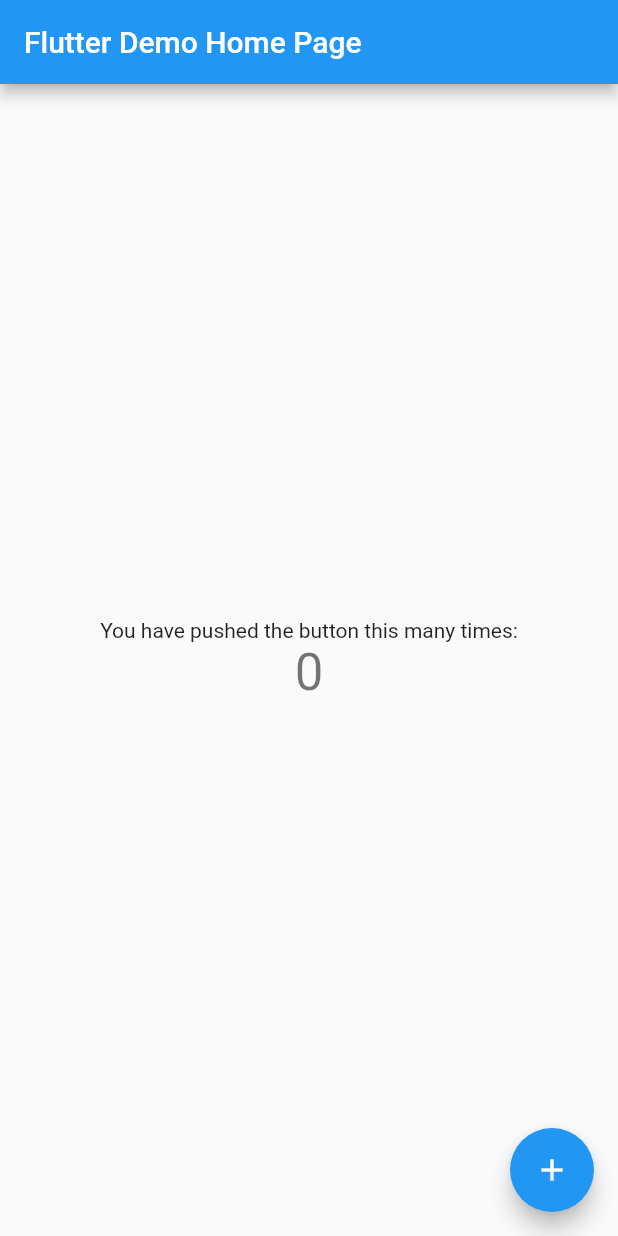
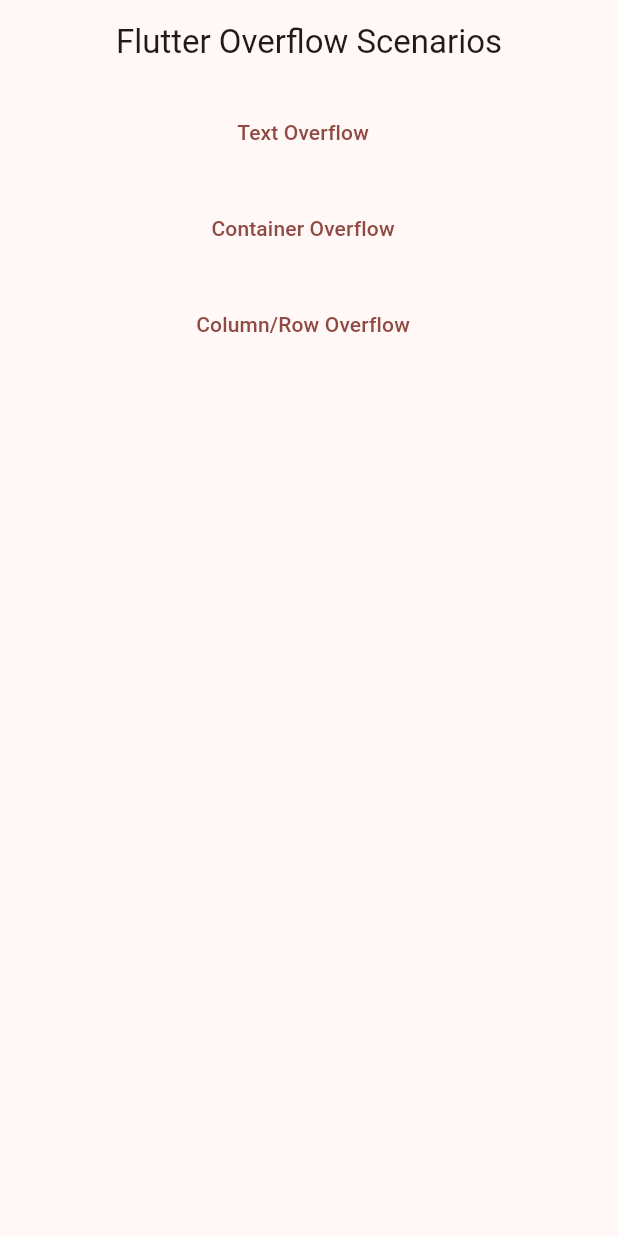
Before and after one commit to Terciel-22/flutter_overflows, a Flutter app: the screen it shows after launch, on a phone screen of 412 x 824 dp. Run offline on Flutter 3.47's test engine with Material 2 defaults, Android fonts, the phone set to English and light mode, and no system bars; our stand-ins replace go_router.

Commit message:
adding routes

```diff
--- a/lib/main.dart
+++ b/lib/main.dart
@@ -1,115 +1,27 @@
 import 'package:flutter/material.dart';
+import 'package:flutter_overflows/routes.dart';
+import 'package:go_router/go_router.dart';
 
+GoRouter _router = GoRouter(
+  routes: [...routeList],
+);
 void main() {
   runApp(const MyApp());
 }
 
-class MyApp extends StatelessWidget {
+class MyApp extends StatefulWidget {
   const MyApp({super.key});
 
-  // This widget is the root of your application.
+  @override
+  State<MyApp> createState() => _MyAppState();
+}
+
+class _MyAppState extends State<MyApp> {
   @override
   Widget build(BuildContext context) {
-    return MaterialApp(
-      title: 'Flutter Demo',
-      theme: ThemeData(
-        // This is the theme of your application.
-        //
-        // Try running your application with "flutter run". You'll see the
-        // application has a blue toolbar. Then, without quitting the app, try
-        // changing the primarySwatch below to Colors.green and then invoke
-        // "hot reload" (press "r" in the console where you ran "flutter run",
-        // or simply save your changes to "hot reload" in a Flutter IDE).
-        // Notice that the counter didn't reset back to zero; the application
-        // is not restarted.
-        primarySwatch: Colors.blue,
-      ),
-      home: const MyHomePage(title: 'Flutter Demo Home Page'),
+    return MaterialApp.router(
+      routerConfig: _router,
+      theme: ThemeData(useMaterial3: true, colorSchemeSeed: Colors.red),
     );
   }
 }
-
-class MyHomePage extends StatefulWidget {
-  const MyHomePage({super.key, required this.title});
-
-  // This widget is the home page of your application. It is stateful, meaning
-  // that it has a State object (defined below) that contains fields that affect
-  // how it looks.
-
-  // This class is the configuration for the state. It holds the values (in this
-  // case the title) provided by the parent (in this case the App widget) and
-  // used by the build method of the State. Fields in a Widget subclass are
-  // always marked "final".
-
-  final String title;
-
-  @override
-  State<MyHomePage> createState() => _MyHomePageState();
-}
-
-class _MyHomePageState extends State<MyHomePage> {
-  int _counter = 0;
-
-  void _incrementCounter() {
-    setState(() {
-      // This call to setState tells the Flutter framework that something has
-      // changed in this State, which causes it to rerun the build method below
-      // so that the display can reflect the updated values. If we changed
-      // _counter without calling setState(), then the build method would not be
-      // called again, and so nothing would appear to happen.
-      _counter++;
-    });
-  }
-
-  @override
-  Widget build(BuildContext context) {
-    // This method is rerun every time setState is called, for instance as done
-    // by the _incrementCounter method above.
-    //
-    // The Flutter framework has been optimized to make rerunning build methods
-    // fast, so that you can just rebuild anything that needs updating rather
-    // than having to individually change instances of widgets.
-    return Scaffold(
-      appBar: AppBar(
-        // Here we take the value from the MyHomePage object that was created by
-        // the App.build method, and use it to set our appbar title.
-        title: Text(widget.title),
-      ),
-      body: Center(
-        // Center is a layout widget. It takes a single child and positions it
-        // in the middle of the parent.
-        child: Column(
-          // Column is also a layout widget. It takes a list of children and
-          // arranges them vertically. By default, it sizes itself to fit its
-          // children horizontally, and tries to be as tall as its parent.
-          //
-          // Invoke "debug painting" (press "p" in the console, choose the
-          // "Toggle Debug Paint" action from the Flutter Inspector in Android
-          // Studio, or the "Toggle Debug Paint" command in Visual Studio Code)
-          // to see the wireframe for each widget.
-          //
-          // Column has various properties to control how it sizes itself and
-          // how it positions its children. Here we use mainAxisAlignment to
-          // center the children vertically; the main axis here is the vertical
-          // axis because Columns are vertical (the cross axis would be
-          // horizontal).
-          mainAxisAlignment: MainAxisAlignment.center,
-          children: <Widget>[
-            const Text(
-              'You have pushed the button this many times:',
-            ),
-            Text(
-              '$_counter',
-              style: Theme.of(context).textTheme.headlineMedium,
-            ),
-          ],
-        ),
-      ),
-      floatingActionButton: FloatingActionButton(
-        onPressed: _incrementCounter,
-        tooltip: 'Increment',
-        child: const Icon(Icons.add),
-      ), // This trailing comma makes auto-formatting nicer for build methods.
-    );
-  }
-}
--- /dev/null
+++ b/lib/screens/home.screen.dart
@@ -0,0 +1,46 @@
+import 'package:flutter/material.dart';
+import 'package:flutter_overflows/screens/overflows/columnrow.overflow.dart';
+import 'package:flutter_overflows/screens/overflows/container.overflow.dart';
+import 'package:flutter_overflows/screens/overflows/text.overflow.dart';
+import 'package:go_router/go_router.dart';
+
+class HomeScreen extends StatefulWidget {
+  const HomeScreen({super.key});
+  static String routeName = '/';
+  @override
+  State<HomeScreen> createState() => _HomeScreenState();
+}
+
+class _HomeScreenState extends State<HomeScreen> {
+  @override
+  Widget build(BuildContext context) {
+    return Scaffold(
+      appBar: AppBar(
+        title: const Text("Flutter Overflow Scenarios"),
+        centerTitle: true,
+      ),
+      body: ListView(
+        children: [
+          ListTile(
+            title: TextButton(
+              child: Text(WTextOverflow.name),
+              onPressed: () => context.pushNamed(WTextOverflow.routeName),
+            ),
+          ),
+          ListTile(
+            title: TextButton(
+              child: Text(WContainerOverflow.name),
+              onPressed: () => context.pushNamed(WContainerOverflow.routeName),
+            ),
+          ),
+          ListTile(
+            title: TextButton(
+              child: Text(WColumRowOverflow.name),
+              onPressed: () => context.pushNamed(WColumRowOverflow.routeName),
+            ),
+          ),
+        ],
+      ),
+    );
+  }
+}
--- /dev/null
+++ b/lib/screens/overflows/columnrow.overflow.dart
@@ -0,0 +1,26 @@
+import 'package:flutter/material.dart';
+
+class WColumRowOverflow extends StatefulWidget {
+  static String routeName = '/columnrow-overflow';
+  static String name = 'Column/Row Overflow';
+  const WColumRowOverflow({super.key});
+  @override
+  State<WColumRowOverflow> createState() => _WColumRowOverflow();
+}
+
+class _WColumRowOverflow extends State<WColumRowOverflow> {
+  @override
+  Widget build(BuildContext context) {
+    return Scaffold(
+      appBar: AppBar(
+        title: const Text("Column/Row Overflow"),
+        centerTitle: true,
+      ),
+      body: SafeArea(
+        child: Container(
+          color: Theme.of(context).highlightColor,
+        ),
+      ),
+    );
+  }
+}
--- /dev/null
+++ b/lib/screens/overflows/container.overflow.dart
@@ -0,0 +1,26 @@
+import 'package:flutter/material.dart';
+
+class WContainerOverflow extends StatefulWidget {
+  static String routeName = '/container-overflow';
+  static String name = 'Container Overflow';
+  const WContainerOverflow({super.key});
+  @override
+  State<WContainerOverflow> createState() => _WContainerOverflow();
+}
+
+class _WContainerOverflow extends State<WContainerOverflow> {
+  @override
+  Widget build(BuildContext context) {
+    return Scaffold(
+      appBar: AppBar(
+        title: const Text("Container Overflow"),
+        centerTitle: true,
+      ),
+      body: SafeArea(
+        child: Container(
+          color: Theme.of(context).highlightColor,
+        ),
+      ),
+    );
+  }
+}
--- /dev/null
+++ b/lib/screens/overflows/text.overflow.dart
@@ -0,0 +1,26 @@
+import 'package:flutter/material.dart';
+
+class WTextOverflow extends StatefulWidget {
+  static String routeName = '/text-overflow';
+  static String name = 'Text Overflow';
+  const WTextOverflow({super.key});
+  @override
+  State<WTextOverflow> createState() => _TextOverflowState();
+}
+
+class _TextOverflowState extends State<WTextOverflow> {
+  @override
+  Widget build(BuildContext context) {
+    return Scaffold(
+      appBar: AppBar(
+        title: const Text("Text Overflow"),
+        centerTitle: true,
+      ),
+      body: SafeArea(
+        child: Container(
+          color: Theme.of(context).highlightColor,
+        ),
+      ),
+    );
+  }
+}
--- a/pubspec.yaml
+++ b/pubspec.yaml
@@ -35,6 +35,7 @@
   # The following adds the Cupertino Icons font to your application.
   # Use with the CupertinoIcons class for iOS style icons.
   cupertino_icons: ^1.0.2
+  go_router: ^7.1.1
 
 dev_dependencies:
   flutter_test:
```
Also changed, not shown: lib/routes.dart (added, +28 -0 lines), pubspec.lock, 1 other file.
